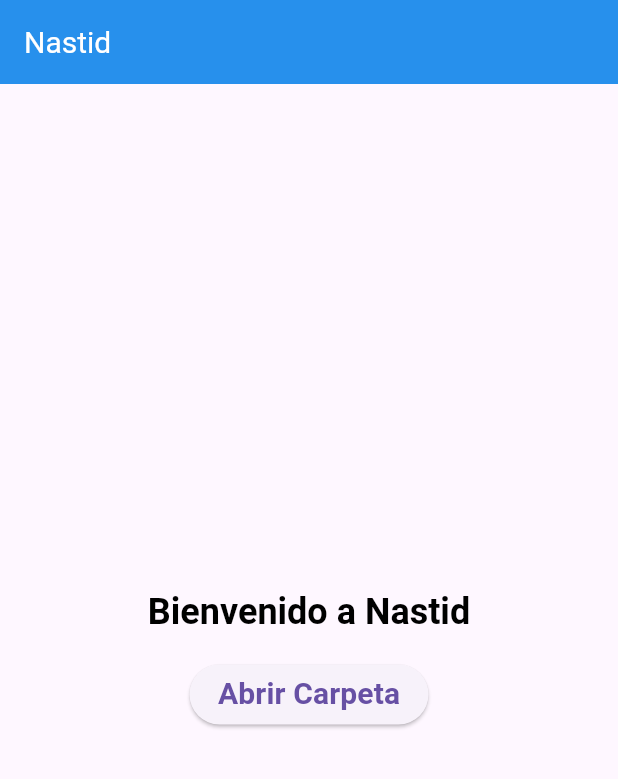
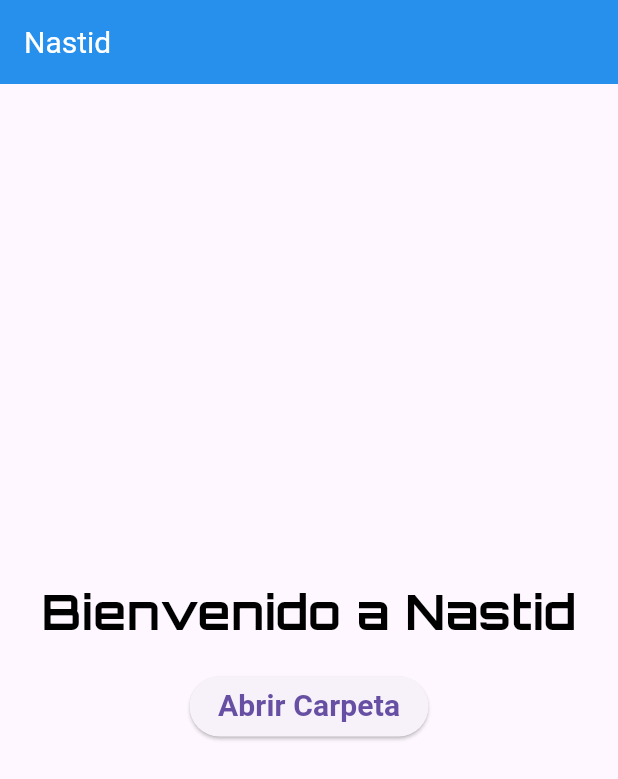
Before and after one commit to Fabian-Castro-C/Nastid, a Flutter app: the screen it shows after launch, on a phone screen of 412 x 824 dp. Shown: the top 779 px of the screen. Run offline on Flutter 3.47's test engine with Material 3 defaults, Android fonts, the light colour scheme and no system bars; our stand-ins replace google_fonts.

Commit message:
Integracion de googlefonts.roboto en el tema del proyecto

```diff
--- a/lib/presentation/screens/home/body.dart
+++ b/lib/presentation/screens/home/body.dart
@@ -1,4 +1,5 @@
 import 'package:flutter/material.dart';
+import 'package:google_fonts/google_fonts.dart';
 import './import_folder_button.dart';
 
 class HomeBody extends StatelessWidget {
@@ -12,7 +13,11 @@ class HomeBody extends StatelessWidget {
         children: [
           Text(
             'Bienvenido a Nastid',
-            style: Theme.of(context).textTheme.headlineLarge,
+            style: GoogleFonts.orbitron(
+              fontSize: 32,
+              fontWeight: FontWeight.bold,
+            )
+
           ),
           const SizedBox(height: 16),
           const ImportFolderButton(),
--- a/lib/presentation/theme/light_theme/light_theme.dart
+++ b/lib/presentation/theme/light_theme/light_theme.dart
@@ -1,5 +1,6 @@
 import 'package:flutter/material.dart';
 import './light_text_theme.dart';
+import 'package:google_fonts/google_fonts.dart';
 
 // Define light theme
 final ThemeData lightTheme = ThemeData(
@@ -22,7 +23,9 @@ final ThemeData lightTheme = ThemeData(
   // Define TextTheme
   textTheme: lightTextTheme,
 
+  // Se usa tema de google
+
   // Define FontFamily
-  fontFamily: 'Roboto',
+  fontFamily: GoogleFonts.roboto().fontFamily,
 
 );
```
